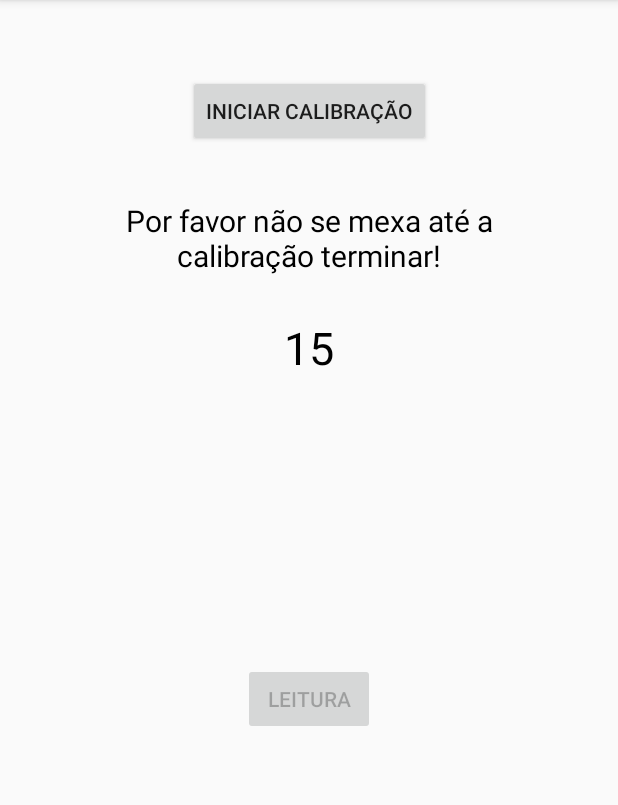
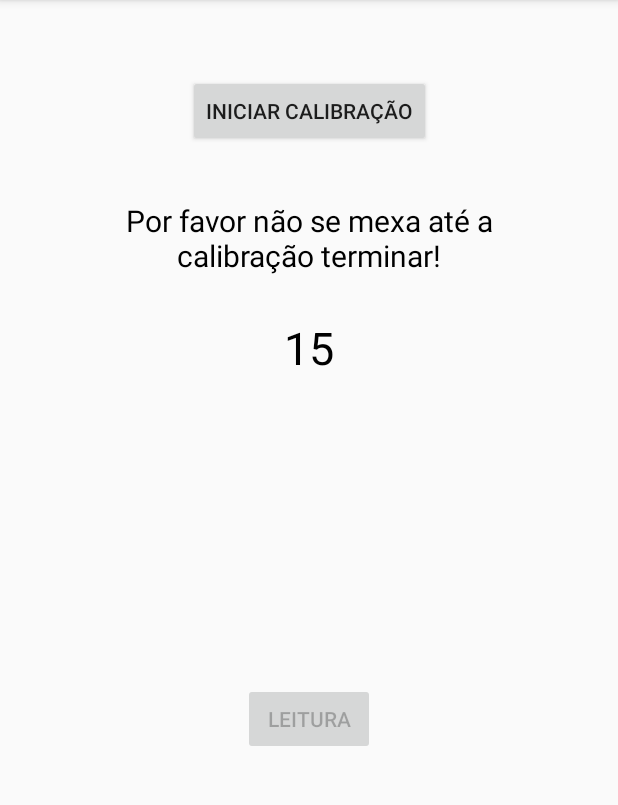
Before and after one commit to flmcampos/Famest_android_app, an Android app: the CalibrationActivity screen opened directly, with no data from a screen before it, on a phone screen of 412 x 824 dp, the part 84-889 px from its top. Run offline under Robolectric (Android 15) with nearby library versions, the phone set to English and light mode, and no system bars; 3 statements that could not run were skipped.

Commit message:
Correções na calibrationactivity

```diff
--- a/app/src/main/java/com/example/shear_app/BluetoothConnectionActivity.java
+++ b/app/src/main/java/com/example/shear_app/BluetoothConnectionActivity.java
@@ -5,10 +5,13 @@ import android.app.ProgressDialog;
 import android.bluetooth.BluetoothAdapter;
 import android.bluetooth.BluetoothDevice;
 import android.bluetooth.BluetoothSocket;
+import android.content.Intent;
 import android.os.AsyncTask;
 import android.os.Handler;
 import android.os.Message;
+import android.os.RemoteException;
 import android.util.Log;
+import android.view.autofill.AutofillManager;
 import android.widget.Toast;
 
 import java.io.IOException;
@@ -18,6 +21,8 @@ import java.util.UUID;
 public class BluetoothConnectionActivity extends AsyncTask<Void, Void, Void> {
 
     //Atividade executada em background e que permite a conexão a um dispositivo BT
+
+    public static final int DONT_FINISH_TASK_WITH_ACTIVITY = 0;
 
     public static boolean Connected = true;
     private ProgressDialog mProgressdialog;
@@ -50,7 +55,10 @@ public class BluetoothConnectionActivity extends AsyncTask<Void, Void, Void> {
     //De seguida, é executada a tentativa de comunicação com o outro dispositivo BT em background
     @Override
     protected Void doInBackground(Void... devices) {
+
+
         try {
+            if (!isCancelled()) {
                 if (btsocket == null || !Connected) {
                     mBluetoothadapter = BluetoothAdapter.getDefaultAdapter();
                     //Criação de uma socket com o endereço obtida da lista de dispositivos emparelhados
@@ -63,6 +71,7 @@ public class BluetoothConnectionActivity extends AsyncTask<Void, Void, Void> {
 
                     //Get input stream from the socket
                     minstream = btsocket.getInputStream();
+                }
             }
         } catch (Exception e) {
             Connected = false;
@@ -126,10 +135,11 @@ public class BluetoothConnectionActivity extends AsyncTask<Void, Void, Void> {
             s = new String(buffer, "ASCII");
             s = s.substring(0, bytes);
         } catch (IOException e) {
-            //Log.e(TAG, "Read failed");
+            Log.e(TAG, "Read failed");
         }
         return s;
     }
+
 
     //Função que envia os dados já em texto para a atividade da sessão (ReaderActivity)
     public void sendToReadHandler(String s) {
@@ -138,12 +148,19 @@ public class BluetoothConnectionActivity extends AsyncTask<Void, Void, Void> {
         mHandler.sendMessage(msg);
     }
 
+    @Override
+    protected void onCancelled() {
+        super.onCancelled();
+    }
+
+
     //Função que termina a ligação BT existente entre o smartphone e outro dispositivo
     public void disconnect() {
 
         if (btsocket != null) {
             try {
                 btsocket.close();
+                isCancelled();
             } catch (IOException e) {
                 Toast.makeText(mactivity.getApplicationContext(), "error", Toast.LENGTH_SHORT).show();
             }
--- a/app/src/main/java/com/example/shear_app/CalibrationActivity.java
+++ b/app/src/main/java/com/example/shear_app/CalibrationActivity.java
@@ -1,6 +1,7 @@
 package com.example.shear_app;
 
 import android.content.Intent;
+import android.os.AsyncTask;
 import android.os.Bundle;
 import android.os.Handler;
 import android.os.Message;
@@ -64,7 +65,7 @@ public class CalibrationActivity extends AppCompatActivity {
         //Create connection for device
         BTConnectionCL = new BluetoothConnectionActivity(this, mDeviceAddressLeftC, mHandlerEsqC);
         try {
-            BTConnectionCL.execute();
+            BTConnectionCL.executeOnExecutor(AsyncTask.THREAD_POOL_EXECUTOR);
         } catch (Exception e) {
             BTConnectionCL.disconnect();
             e.printStackTrace();
@@ -72,7 +73,7 @@ public class CalibrationActivity extends AppCompatActivity {
         //Create connection for device
         BTConnectionCR = new BluetoothConnectionActivity(this, mDeviceAddressRightC, mHandlerDirC);
         try {
-            BTConnectionCR.execute();
+            BTConnectionCR.executeOnExecutor(AsyncTask.THREAD_POOL_EXECUTOR);
         } catch (Exception e) {
             BTConnectionCL.disconnect();
             BTConnectionCR.disconnect();
@@ -173,8 +174,11 @@ public class CalibrationActivity extends AppCompatActivity {
                 peso_calculado = (double)(SumC / length)*71.4e-4;
                 resultado_peso.setText(String.format("Peso calculado = %.3s Kgf", peso_calculado));
 
-                BTConnectionCL.disconnect();
-                BTConnectionCR.disconnect();
+                //BTConnectionCL.disconnect();
+                //BTConnectionCR.disconnect();
+
+                //BTConnectionCR.cancel(true);
+                //BTConnectionCL.cancel(true);
 
             } else if (timeInMillisecondsC>0){
                 calibrationTimer.setText("" + timeInMillisecondsC);
@@ -186,6 +190,8 @@ public class CalibrationActivity extends AppCompatActivity {
     //vizualização da sessão de monitorização de pressões plantares
     public void Reader(View view){
 
+        BTConnectionCL.disconnect();
+        BTConnectionCR.disconnect();
         Bundle bn = getIntent().getExtras();
         bn.getString("esq");
         bn.getString("dir");
@@ -193,6 +199,7 @@ public class CalibrationActivity extends AppCompatActivity {
         i.putExtras(bn);
 
         startActivity(i);
+
         finish();
     }
 }
--- a/app/src/main/res/layout/calibration.xml
+++ b/app/src/main/res/layout/calibration.xml
@@ -53,7 +53,6 @@
         android:id="@+id/weight_result"
         android:layout_width="match_parent"
         android:layout_height="73dp"
-        android:clickable="false"
         android:ems="10"
         android:gravity="center"
         android:inputType="time"
@@ -69,12 +68,13 @@
         android:id="@+id/goToReaderActivity"
         android:layout_width="wrap_content"
         android:layout_height="wrap_content"
-        android:layout_marginTop="100dp"
         android:clickable="false"
         android:enabled="false"
         android:onClick="Reader"
         android:text="Leitura"
+        app:layout_constraintBottom_toBottomOf="parent"
         app:layout_constraintEnd_toEndOf="parent"
         app:layout_constraintStart_toStartOf="parent"
-        app:layout_constraintTop_toBottomOf="@+id/weight_result" />
+        app:layout_constraintTop_toBottomOf="@+id/weight_result"
+        app:layout_constraintVertical_bias="0.3" />
 </androidx.constraintlayout.widget.ConstraintLayout>
```
Also changed, not shown: app/src/main/java/com/example/shear_app/ReaderActivity.java (+5 -2 lines), app/src/main/res/layout/instructions.xml (+12 -2 lines), 16 other files. Lines whose indentation alone changed are shown as unchanged.
